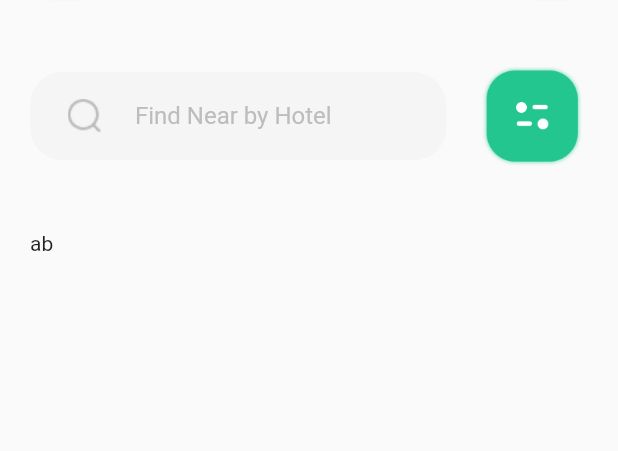
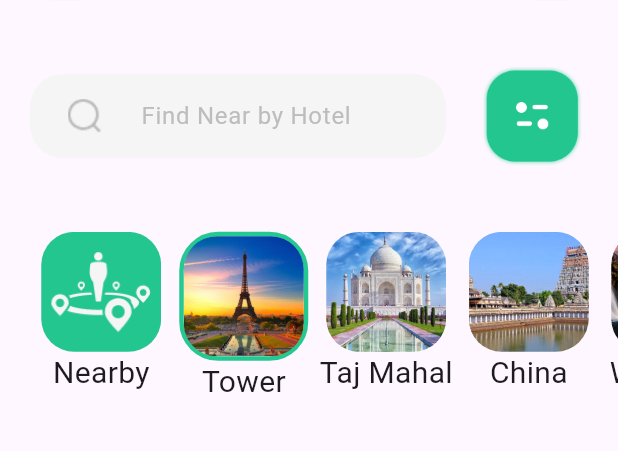
Before and after one commit to NishchayDixit/gir_hotel_booking, a Flutter app: the screen it shows after launch, on a phone screen of 412 x 824 dp, the part 101-552 px from its top. Run offline on Flutter 3.47's test engine with Material 2 defaults, Android fonts, the phone set to English and light mode, and no system bars.

Commit message:
added List View 1 in Home Screen.

```diff
--- a/lib/home_screen.dart
+++ b/lib/home_screen.dart
@@ -12,6 +12,10 @@ class _HomeScreenState extends State<HomeScreen> {
   Widget build(BuildContext context) {
     return GestureDetector(
       onTap: () => FocusManager.instance.primaryFocus?.unfocus(),
+      child: Theme(
+        data: ThemeData(
+          useMaterial3: true,
+        ),
         child: Scaffold(
           resizeToAvoidBottomInset: false,
           body: SafeArea(
@@ -112,17 +116,31 @@ class _HomeScreenState extends State<HomeScreen> {
                   ),
                 ),
                 Container(
-                  padding: EdgeInsets.all(20),
                     child: Row(
                   children: [
                     Expanded(
                       child: SizedBox(
-                          height: 20,
+                        height: 150,
                         child: ListView(
                           scrollDirection: Axis.horizontal,
+                          addAutomaticKeepAlives: false,
+                          // cacheExtent: 10,
+                          padding: EdgeInsets.all(20),
                           children: [
-                              Text('a'),
-                              Text('b'),
+                            getNearByPlace(
+                                'Nearby', 'assets/icons/icon_temp.png'),
+                            getNearByPlace(
+                                'Tower', 'assets/images/random_1.jpg', true),
+                            getNearByPlace(
+                                'Taj Mahal', 'assets/images/random_2.jpg'),
+                            getNearByPlace(
+                                'China', 'assets/images/random_3.webp'),
+                            getNearByPlace(
+                                'Waterfall', 'assets/images/random_4.webp'),
+                            getNearByPlace(
+                                'Iceland', 'assets/images/random_5.jpg'),
+                            getNearByPlace(
+                                'Nidavellir', 'assets/images/random_6.jpg'),
                           ],
                         ),
                       ),
@@ -133,6 +151,47 @@ class _HomeScreenState extends State<HomeScreen> {
             ),
           ),
         ),
+      ),
+    );
+  }
+
+  Container getNearByPlace(title, path, [selected]) {
+    return Container(
+      child: SizedBox(
+        width: 95,
+        child: Column(
+          children: [
+            Container(
+              decoration: selected != null
+                  ? BoxDecoration(
+                      borderRadius: BorderRadius.circular(26),
+                      border: Border.all(
+                        color: Color.fromARGB(255, 38, 200, 145),
+                        width: 3,
+                      ))
+                  : null,
+              child: ClipRRect(
+                borderRadius: BorderRadius.circular(22),
+                child: SizedBox(
+                  height: 80,
+                  width: 80,
+                  child: Image.asset(path, fit: BoxFit.cover),
+                ),
+              ),
+            ),
+            FittedBox(
+              fit: BoxFit.contain,
+              child: Text(
+                title,
+                style: TextStyle(
+                  fontSize: 20,
+                  fontWeight: FontWeight.w400,
+                ),
+              ),
+            ),
+          ],
+        ),
+      ),
     );
   }
 }
```
Also changed, not shown: pubspec.yaml (+9 -0 lines), assets/icons/icon_nearby_bg.png (added), assets/icons/icon_save.png (added), assets/icons/icon_temp.png (added), assets/images/random_1.jpg (added), assets/images/random_2.jpg (added), assets/images/random_3.webp (added), assets/images/random_4.webp (added), assets/images/random_5.jpg (added), assets/images/random_6.jpg (added). Lines whose indentation alone changed are shown as unchanged.
